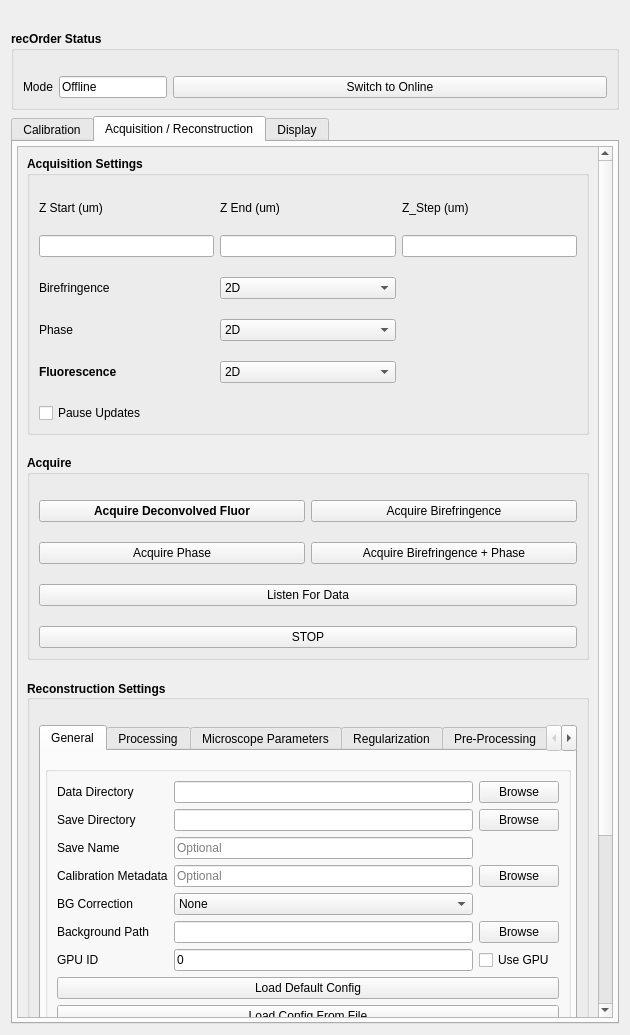
First picture: the form in recOrder/plugin/qtdesigner/recOrder_calibration_v5.ui, repository mehta-lab/waveorder, before the edit.
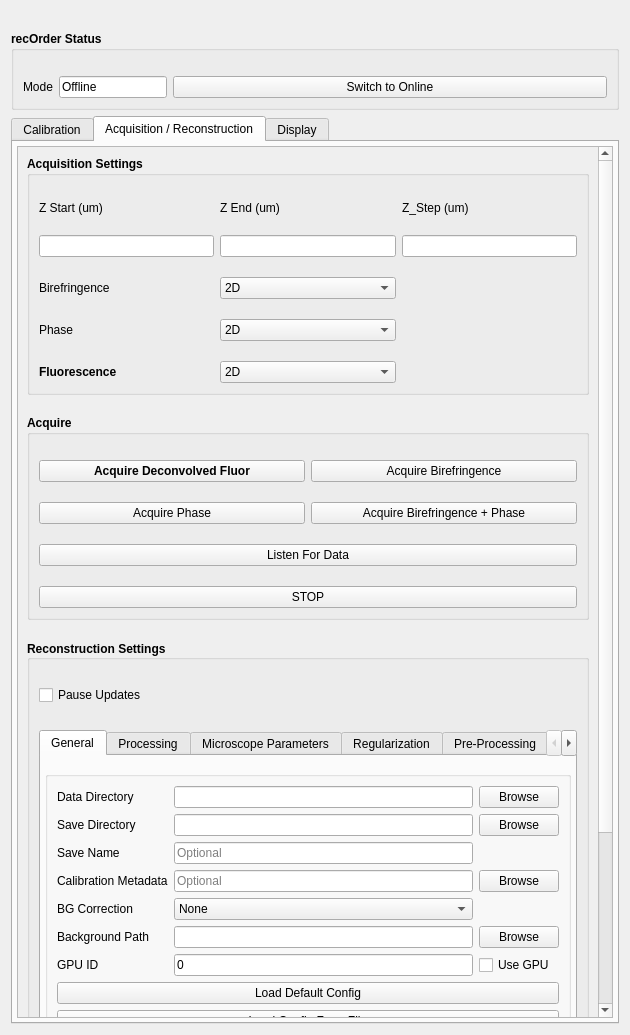
Second picture: the form after the edit. The open tabs and pages were chosen to show the change. Custom widgets are drawn as their Qt base class.

What changed in the file:
```diff
--- a/recOrder/plugin/qtdesigner/recOrder_calibration_v5.ui
+++ b/recOrder/plugin/qtdesigner/recOrder_calibration_v5.ui
@@ -1140,7 +1140,7 @@
             <x>0</x>
             <y>0</y>
             <width>590</width>
-            <height>1042</height>
+            <height>1047</height>
            </rect>
           </property>
           <property name="sizePolicy">
@@ -1181,7 +1181,20 @@
               <property name="verticalSpacing">
                <number>25</number>
               </property>
-              <item row="2" column="1" colspan="3" alignment="Qt::AlignTop">
+              <item row="0" column="0">
+               <widget class="QCheckBox" name="chb_pause_updates">
+                <property name="font">
+                 <font>
+                  <weight>50</weight>
+                  <bold>false</bold>
+                 </font>
+                </property>
+                <property name="text">
+                 <string>Pause Updates</string>
+                </property>
+               </widget>
+              </item>
+              <item row="2" column="0" colspan="4">
                <widget class="QTabWidget" name="tabWidget_3">
                 <property name="sizePolicy">
                  <sizepolicy hsizetype="Expanding" vsizetype="Expanding">
@@ -2406,19 +2419,6 @@
               <item row="1" column="0">
                <widget class="QLineEdit" name="le_zstart"/>
               </item>
-              <item row="5" column="0">
-               <widget class="QCheckBox" name="chb_pause_updates">
-                <property name="font">
-                 <font>
-                  <weight>50</weight>
-                  <bold>false</bold>
-                 </font>
-                </property>
-                <property name="text">
-                 <string>Pause Updates</string>
-                </property>
-               </widget>
-              </item>
               <item row="3" column="0">
                <widget class="QLabel" name="label_phase">
                 <property name="font">
```
Left out of the diff: 14 changed lines with no effect on the pictures.
